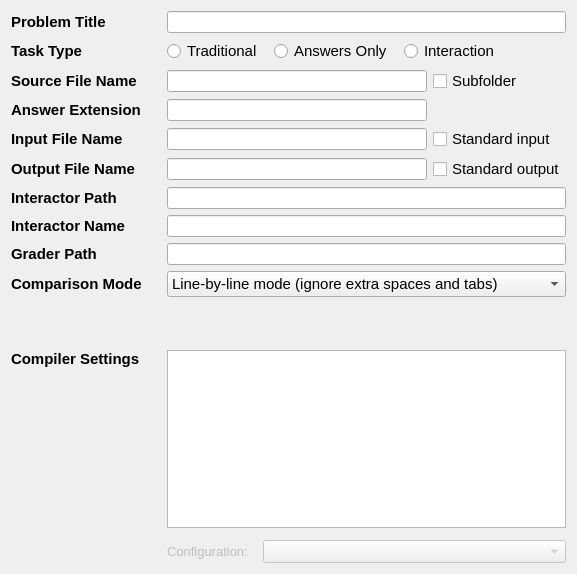
This is forms/taskeditwidget.ui in Project-LemonLime/Project_LemonLime as Qt 5 draws it before an edit. The edited form follows.
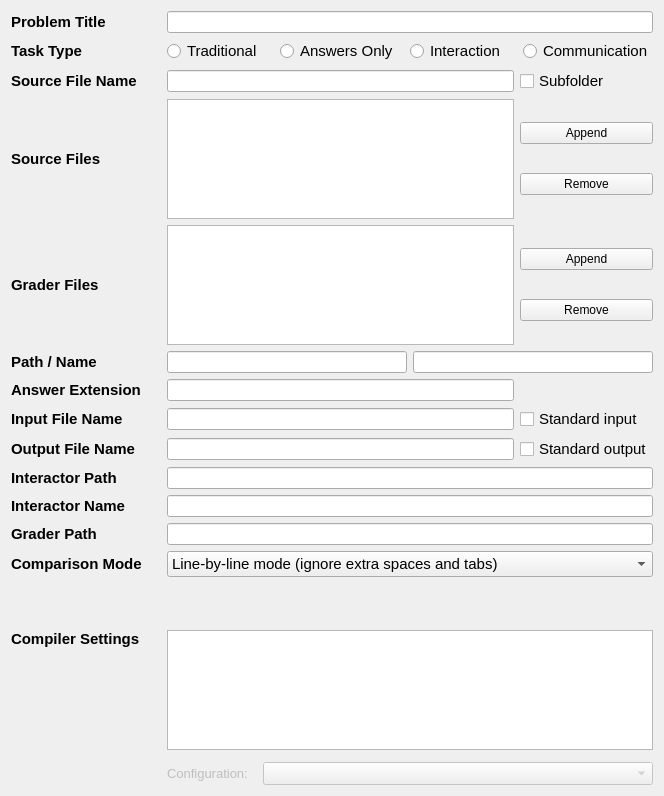
This is the edited form. Custom widgets are drawn as their Qt base class.

```diff
--- a/forms/taskeditwidget.ui
+++ b/forms/taskeditwidget.ui
@@ -6,86 +6,68 @@
    <rect>
     <x>0</x>
     <y>0</y>
-    <width>577</width>
-    <height>574</height>
+    <width>664</width>
+    <height>796</height>
    </rect>
   </property>
   <property name="windowTitle">
    <string>Form</string>
   </property>
   <layout class="QGridLayout" name="gridLayout">
-   <item row="1" column="1" colspan="2">
-    <layout class="QHBoxLayout" name="horizontalLayout_2">
-     <property name="spacing">
-      <number>12</number>
+   <item row="3" column="1">
+    <widget class="QTableWidget" name="sourceFilesTable">
+     <property name="sizePolicy">
+      <sizepolicy hsizetype="Expanding" vsizetype="Expanding">
+       <horstretch>0</horstretch>
+       <verstretch>0</verstretch>
+      </sizepolicy>
      </property>
-     <item>
-      <widget class="QRadioButton" name="traditionalButton">
-       <property name="statusTip">
-        <string>Traditional Task...</string>
-       </property>
-       <property name="styleSheet">
-        <string notr="true">font-size: 11pt;</string>
-       </property>
-       <property name="text">
-        <string>Traditional</string>
-       </property>
-      </widget>
-     </item>
-     <item>
-      <widget class="QRadioButton" name="answersOnlyButton">
-       <property name="statusTip">
-        <string>Answer-Only Task...</string>
-       </property>
-       <property name="styleSheet">
-        <string notr="true">font-size: 11pt;</string>
-       </property>
-       <property name="text">
-        <string>Answers Only</string>
-       </property>
-      </widget>
-     </item>
-     <item>
-      <widget class="QRadioButton" name="interactionButton">
-       <property name="font">
-        <font>
-         <pointsize>11</pointsize>
-        </font>
-       </property>
-       <property name="statusTip">
-        <string>Interaction Task...</string>
-       </property>
-       <property name="text">
-        <string>Interaction</string>
-       </property>
-      </widget>
-     </item>
-     <item>
-      <spacer name="horizontalSpacer_3">
-       <property name="orientation">
-        <enum>Qt::Horizontal</enum>
-       </property>
-       <property name="sizeHint" stdset="0">
-        <size>
-         <width>40</width>
-         <height>20</height>
-        </size>
-       </property>
-      </spacer>
-     </item>
-    </layout>
+     <property name="maximumSize">
+      <size>
+       <width>16777215</width>
+       <height>16777215</height>
+      </size>
+     </property>
+     <property name="editTriggers">
+      <set>QAbstractItemView::NoEditTriggers</set>
+     </property>
+     <property name="selectionMode">
+      <enum>QAbstractItemView::SingleSelection</enum>
+     </property>
+     <property name="selectionBehavior">
+      <enum>QAbstractItemView::SelectRows</enum>
+     </property>
+     <property name="columnCount">
+      <number>2</number>
+     </property>
+     <attribute name="horizontalHeaderVisible">
+      <bool>false</bool>
+     </attribute>
+     <attribute name="verticalHeaderHighlightSections">
+      <bool>false</bool>
+     </attribute>
+     <column>
+      <property name="text">
+       <string>Path</string>
+      </property>
+     </column>
+     <column>
+      <property name="text">
+       <string>Name</string>
+      </property>
+     </column>
+    </widget>
    </item>
-   <item row="6" column="0">
-    <widget class="QLabel" name="interactorPathLabel">
-     <property name="font">
-      <font>
-       <pointsize>11</pointsize>
-       <weight>75</weight>
-       <bold>true</bold>
-      </font>
+   <item row="10" column="2">
+    <widget class="QCheckBox" name="standardOutputCheck">
+     <property name="statusTip">
+      <string>Redirect to standard output...</string>
+     </property>
+     <property name="styleSheet">
+      <string notr="true">font-size: 11pt;</string>
      </property>
      <property name="text">
-      <string>Interactor Path</string>
+      <string>Standard output</string>
      </property>
     </widget>
    </item>
@@ -104,67 +86,55 @@
      </property>
     </widget>
    </item>
-   <item row="4" column="0">
-    <widget class="QLabel" name="inputFileNameLabel">
-     <property name="sizePolicy">
-      <sizepolicy hsizetype="Preferred" vsizetype="Fixed">
-       <horstretch>0</horstretch>
-       <verstretch>0</verstretch>
-      </sizepolicy>
-     </property>
-     <property name="styleSheet">
-      <string notr="true">font-size:11pt;font-weight:bold;</string>
-     </property>
-     <property name="text">
-      <string>Input File Name</string>
-     </property>
-    </widget>
-   </item>
    <item row="3" column="0">
-    <widget class="QLabel" name="answerFileExtensionLabel">
-     <property name="sizePolicy">
-      <sizepolicy hsizetype="Preferred" vsizetype="Fixed">
-       <horstretch>0</horstretch>
-       <verstretch>0</verstretch>
-      </sizepolicy>
-     </property>
+    <widget class="QLabel" name="sourceFilesLabel">
      <property name="styleSheet">
       <string notr="true">font-size:11pt;font-weight:bold;</string>
      </property>
      <property name="text">
-      <string>Answer Extension</string>
+      <string>Source Files</string>
      </property>
     </widget>
    </item>
-   <item row="8" column="0">
-    <widget class="QLabel" name="graderPathLabel">
-     <property name="font">
-      <font>
-       <pointsize>11</pointsize>
-       <weight>75</weight>
-       <bold>true</bold>
-      </font>
+   <item row="5" column="1">
+    <widget class="QTableWidget" name="graderFilesTable">
+     <property name="maximumSize">
+      <size>
+       <width>16777215</width>
+       <height>16777215</height>
+      </size>
      </property>
-     <property name="text">
-      <string>Grader Path</string>
+     <property name="editTriggers">
+      <set>QAbstractItemView::NoEditTriggers</set>
      </property>
-    </widget>
-   </item>
-   <item row="7" column="0">
-    <widget class="QLabel" name="interactorNameLabel">
-     <property name="font">
-      <font>
-       <pointsize>11</pointsize>
-       <weight>75</weight>
-       <bold>true</bold>
-      </font>
+     <property name="selectionMode">
+      <enum>QAbstractItemView::SingleSelection</enum>
      </property>
-     <property name="text">
-      <string>Interactor Name</string>
+     <property name="selectionBehavior">
+      <enum>QAbstractItemView::SelectRows</enum>
      </property>
+     <property name="columnCount">
+      <number>2</number>
+     </property>
+     <attribute name="horizontalHeaderVisible">
+      <bool>false</bool>
+     </attribute>
+     <attribute name="verticalHeaderHighlightSections">
+      <bool>false</bool>
+     </attribute>
+     <column>
+      <property name="text">
+       <string>Path</string>
+      </property>
+     </column>
+     <column>
+      <property name="text">
+       <string>Name</string>
+      </property>
+     </column>
     </widget>
    </item>
-   <item row="9" column="1" colspan="2">
+   <item row="16" column="1" colspan="2">
     <widget class="QComboBox" name="comparisonMode">
      <property name="statusTip">
       <string>How to check answers...</string>
@@ -202,8 +172,15 @@
      </item>
     </widget>
    </item>
-   <item row="1" column="0">
-    <widget class="QLabel" name="taskTypeLabel">
+   <item row="9" column="1">
+    <widget class="QLineEdit" name="inputFileName">
+     <property name="statusTip">
+      <string>Name of Input File, the source file need to read data from this file...</string>
+     </property>
+    </widget>
+   </item>
+   <item row="9" column="0">
+    <widget class="QLabel" name="inputFileNameLabel">
      <property name="sizePolicy">
       <sizepolicy hsizetype="Preferred" vsizetype="Fixed">
        <horstretch>0</horstretch>
@@ -214,80 +191,33 @@
       <string notr="true">font-size:11pt;font-weight:bold;</string>
      </property>
      <property name="text">
-      <string>Task Type</string>
+      <string>Input File Name</string>
      </property>
     </widget>
    </item>
-   <item row="14" column="1" colspan="2">
-    <layout class="QVBoxLayout" name="verticalLayout_4">
-     <property name="spacing">
-      <number>12</number>
-     </property>
-     <item>
-      <widget class="QListWidget" name="compilersList">
-       <property name="statusTip">
-        <string>Set compilers...</string>
-       </property>
-      </widget>
-     </item>
-     <item>
-      <layout class="QHBoxLayout" name="horizontalLayout_16">
-       <property name="spacing">
-        <number>15</number>
-       </property>
-       <item>
-        <widget class="QLabel" name="configurationLabel">
-         <property name="enabled">
-          <bool>false</bool>
-         </property>
-         <property name="sizePolicy">
-          <sizepolicy hsizetype="Fixed" vsizetype="Preferred">
-           <horstretch>0</horstretch>
-           <verstretch>0</verstretch>
-          </sizepolicy>
-         </property>
-         <property name="styleSheet">
-          <string notr="true">font-size:10pt;</string>
-         </property>
-         <property name="text">
-          <string>Configuration:</string>
-         </property>
-        </widget>
-       </item>
-       <item>
-        <widget class="QComboBox" name="configurationSelect">
-         <property name="enabled">
-          <bool>false</bool>
-         </property>
-         <property name="statusTip">
-          <string>Set compiler configurations (&quot;disable&quot; means banishment of this type of files)...</string>
-         </property>
-         <property name="styleSheet">
-          <string notr="true">font-size:10pt;</string>
-         </property>
-        </widget>
-       </item>
-      </layout>
-     </item>
-    </layout>
-   </item>
-   <item row="5" column="0">
-    <widget class="QLabel" name="outputFileNameLabel">
+   <item row="0" column="0">
+    <widget class="QLabel" name="problemTitleLabel">
      <property name="sizePolicy">
       <sizepolicy hsizetype="Preferred" vsizetype="Fixed">
        <horstretch>0</horstretch>
        <verstretch>0</verstretch>
       </sizepolicy>
      </property>
+     <property name="minimumSize">
+      <size>
+       <width>150</width>
+       <height>0</height>
+      </size>
+     </property>
      <property name="styleSheet">
       <string notr="true">font-size:11pt;font-weight:bold;</string>
      </property>
      <property name="text">
-      <string>Output File Name</string>
+      <string>Problem Title</string>
      </property>
     </widget>
    </item>
-   <item row="14" column="0">
+   <item row="21" column="0">
     <layout class="QVBoxLayout" name="verticalLayout_3">
      <item>
       <widget class="QLabel" name="compilerSettingsLabel">
@@ -320,14 +250,67 @@
      </item>
     </layout>
    </item>
-   <item row="4" column="1">
-    <widget class="QLineEdit" name="inputFileName">
-     <property name="statusTip">
-      <string>Name of Input File, the source file need to read data from this file...</string>
+   <item row="12" column="0">
+    <widget class="QLabel" name="interactorNameLabel">
+     <property name="font">
+      <font>
+       <pointsize>11</pointsize>
+       <weight>75</weight>
+       <bold>true</bold>
+      </font>
      </property>
+     <property name="text">
+      <string>Interactor Name</string>
+     </property>
     </widget>
    </item>
-   <item row="9" column="0">
+   <item row="11" column="0">
+    <widget class="QLabel" name="interactorPathLabel">
+     <property name="font">
+      <font>
+       <pointsize>11</pointsize>
+       <weight>75</weight>
+       <bold>true</bold>
+      </font>
+     </property>
+     <property name="text">
+      <string>Interactor Path</string>
+     </property>
+    </widget>
+   </item>
+   <item row="10" column="0">
+    <widget class="QLabel" name="outputFileNameLabel">
+     <property name="sizePolicy">
+      <sizepolicy hsizetype="Preferred" vsizetype="Fixed">
+       <horstretch>0</horstretch>
+       <verstretch>0</verstretch>
+      </sizepolicy>
+     </property>
+     <property name="styleSheet">
+      <string notr="true">font-size:11pt;font-weight:bold;</string>
+     </property>
+     <property name="text">
+      <string>Output File Name</string>
+     </property>
+    </widget>
+   </item>
+   <item row="8" column="0">
+    <widget class="QLabel" name="answerFileExtensionLabel">
+     <property name="sizePolicy">
+      <sizepolicy hsizetype="Preferred" vsizetype="Fixed">
+       <horstretch>0</horstretch>
+       <verstretch>0</verstretch>
+      </sizepolicy>
+     </property>
+     <property name="styleSheet">
+      <string notr="true">font-size:11pt;font-weight:bold;</string>
+     </property>
+     <property name="text">
+      <string>Answer Extension</string>
+     </property>
+    </widget>
+   </item>
+   <item row="16" column="0">
     <widget class="QLabel" name="comparisonModeLabel">
      <property name="sizePolicy">
       <sizepolicy hsizetype="Preferred" vsizetype="Fixed">
@@ -343,92 +326,60 @@
      </property>
     </widget>
    </item>
-   <item row="0" column="1" colspan="2">
-    <widget class="QLineEdit" name="problemTitle">
-     <property name="statusTip">
-      <string>Problem Title (Not Source File Name)...</string>
+   <item row="21" column="1" colspan="2">
+    <layout class="QVBoxLayout" name="verticalLayout_4">
+     <property name="spacing">
+      <number>12</number>
      </property>
-    </widget>
+     <item>
+      <widget class="QListWidget" name="compilersList">
+       <property name="statusTip">
+        <string>Set compilers...</string>
+       </property>
+      </widget>
+     </item>
+     <item>
+      <layout class="QHBoxLayout" name="horizontalLayout_16">
+       <property name="spacing">
+        <number>15</number>
+       </property>
+       <item>
+        <widget class="QLabel" name="configurationLabel">
+         <property name="enabled">
+          <bool>false</bool>
+         </property>
+         <property name="sizePolicy">
+          <sizepolicy hsizetype="Fixed" vsizetype="Preferred">
+           <horstretch>0</horstretch>
+           <verstretch>0</verstretch>
+          </sizepolicy>
+         </property>
+         <property name="styleSheet">
+          <string notr="true">font-size:10pt;</string>
+         </property>
+         <property name="text">
+          <string>Configuration:</string>
+         </property>
+        </widget>
+       </item>
+       <item>
+        <widget class="QComboBox" name="configurationSelect">
+         <property name="enabled">
+          <bool>false</bool>
+         </property>
+         <property name="statusTip">
+          <string>Set compiler configurations (&quot;disable&quot; means banishment of this type of files)...</string>
+         </property>
+         <property name="styleSheet">
+          <string notr="true">font-size:10pt;</string>
+         </property>
+        </widget>
+       </item>
+      </layout>
+     </item>
+    </layout>
    </item>
-   <item row="5" column="2">
-    <widget class="QCheckBox" name="standardOutputCheck">
-     <property name="statusTip">
-      <string>Redirect to standard output...</string>
-     </property>
-     <property name="styleSheet">
-      <string notr="true">font-size: 11pt;</string>
-     </property>
-     <property name="text">
-      <string>Standard output</string>
-     </property>
-    </widget>
-   </item>
-   <item row="0" column="0">
-    <widget class="QLabel" name="problemTitleLabel">
-     <property name="sizePolicy">
-      <sizepolicy hsizetype="Preferred" vsizetype="Fixed">
-       <horstretch>0</horstretch>
-       <verstretch>0</verstretch>
-      </sizepolicy>
-     </property>
-     <property name="minimumSize">
-      <size>
-       <width>150</width>
-       <height>0</height>
-      </size>
-     </property>
-     <property name="styleSheet">
-      <string notr="true">font-size:11pt;font-weight:bold;</string>
-     </property>
-     <property name="text">
-      <string>Problem Title</string>
-     </property>
-    </widget>
-   </item>
-   <item row="2" column="0">
-    <widget class="QLabel" name="sourceFileNameLabel">
-     <property name="sizePolicy">
-      <sizepolicy hsizetype="Preferred" vsizetype="Fixed">
-       <horstretch>0</horstretch>
-       <verstretch>0</verstretch>
-      </sizepolicy>
-     </property>
-     <property name="styleSheet">
-      <string notr="true">font-size:11pt;font-weight:bold;</string>
-     </property>
-     <property name="text">
-      <string>Source File Name</string>
-     </property>
-    </widget>
-   </item>
-   <item row="5" column="1">
-    <widget class="QLineEdit" name="outputFileName">
-     <property name="statusTip">
-      <string>Name of Output File, the source file need to write data to this file...</string>
-     </property>
-    </widget>
-   </item>
-   <item row="2" column="1">
-    <widget class="QLineEdit" name="sourceFileName">
-     <property name="statusTip">
-      <string>Name of the Source File (Without suffix)...</string>
-     </property>
-    </widget>
-   </item>
-   <item row="3" column="1">
-    <widget class="QLineEdit" name="answerFileExtension">
-     <property name="sizePolicy">
-      <sizepolicy hsizetype="Expanding" vsizetype="Fixed">
-       <horstretch>0</horstretch>
-       <verstretch>0</verstretch>
-      </sizepolicy>
-     </property>
-     <property name="statusTip">
-      <string>Extension of Contestant's Answer File, only in Answer-only task...</string>
-     </property>
-    </widget>
-   </item>
-   <item row="10" column="1" colspan="2">
+   <item row="17" column="1" colspan="2">
     <widget class="QStackedWidget" name="comparisonSetting">
      <property name="sizePolicy">
       <sizepolicy hsizetype="Preferred" vsizetype="Fixed">
@@ -532,20 +483,134 @@
      </widget>
     </widget>
    </item>
-   <item row="4" column="2">
-    <widget class="QCheckBox" name="standardInputCheck">
-     <property name="statusTip">
-      <string>Redirect to standard input...</string>
+   <item row="1" column="1" colspan="2">
+    <layout class="QHBoxLayout" name="horizontalLayout_2">
+     <property name="spacing">
+      <number>12</number>
      </property>
+     <item>
+      <layout class="QHBoxLayout" name="horizontalLayout">
+       <item>
+        <widget class="QRadioButton" name="traditionalButton">
+         <property name="statusTip">
+          <string>Traditional Task...</string>
+         </property>
+         <property name="styleSheet">
+          <string notr="true">font-size: 11pt;</string>
+         </property>
+         <property name="text">
+          <string>Traditional</string>
+         </property>
+        </widget>
+       </item>
+       <item>
+        <widget class="QRadioButton" name="answersOnlyButton">
+         <property name="statusTip">
+          <string>Answer-Only Task...</string>
+         </property>
+         <property name="styleSheet">
+          <string notr="true">font-size: 11pt;</string>
+         </property>
+         <property name="text">
+          <string>Answers Only</string>
+         </property>
+        </widget>
+       </item>
+       <item>
+        <widget class="QRadioButton" name="interactionButton">
+         <property name="font">
+          <font>
+           <pointsize>11</pointsize>
+          </font>
+         </property>
+         <property name="statusTip">
+          <string>Interaction Task...</string>
+         </property>
+         <property name="text">
+          <string>Interaction</string>
+         </property>
+        </widget>
+       </item>
+       <item>
+        <widget class="QRadioButton" name="communicationButton">
+         <property name="font">
+          <font>
+           <pointsize>11</pointsize>
+           <weight>50</weight>
+           <bold>false</bold>
+          </font>
+         </property>
+         <property name="statusTip">
+          <string>Communication Task...</string>
+         </property>
+         <property name="text">
+          <string>Communication</string>
+         </property>
+        </widget>
+       </item>
+      </layout>
+     </item>
+    </layout>
+   </item>
+   <item row="7" column="0">
+    <widget class="QLabel" name="multiFilesPathNameLabel">
      <property name="styleSheet">
-      <string notr="true">font-size: 11pt;</string>
+      <string notr="true">font-size:11pt;font-weight:bold;</string>
      </property>
      <property name="text">
-      <string>Standard input</string>
+      <string>Path / Name</string>
      </property>
     </widget>
    </item>
-   <item row="6" column="1" colspan="2">
+   <item row="13" column="0">
+    <widget class="QLabel" name="graderPathLabel">
+     <property name="font">
+      <font>
+       <pointsize>11</pointsize>
+       <weight>75</weight>
+       <bold>true</bold>
+      </font>
+     </property>
+     <property name="text">
+      <string>Grader Path</string>
+     </property>
+    </widget>
+   </item>
+   <item row="8" column="1">
+    <widget class="QLineEdit" name="answerFileExtension">
+     <property name="sizePolicy">
+      <sizepolicy hsizetype="Expanding" vsizetype="Fixed">
+       <horstretch>0</horstretch>
+       <verstretch>0</verstretch>
+      </sizepolicy>
+     </property>
+     <property name="statusTip">
+      <string>Extension of Contestant's Answer File, only in Answer-only task...</string>
+     </property>
+    </widget>
+   </item>
+   <item row="10" column="1">
+    <widget class="QLineEdit" name="outputFileName">
+     <property name="statusTip">
+      <string>Name of Output File, the source file need to write data to this file...</string>
+     </property>
+    </widget>
+   </item>
+   <item row="13" column="1" colspan="2">
+    <widget class="FileLineEdit" name="graderPath">
+     <property name="statusTip">
+      <string>Where the grader is...</string>
+     </property>
+    </widget>
+   </item>
+   <item row="12" column="1" colspan="2">
+    <widget class="QLineEdit" name="interactorName">
+     <property name="statusTip">
+      <string>Interactor Name...</string>
+     </property>
+    </widget>
+   </item>
+   <item row="11" column="1" colspan="2">
     <widget class="FileLineEdit" name="interactorPath">
      <property name="statusTip">
       <string>Interactor Path...</string>
@@ -553,19 +618,120 @@
     </widget>
    </item>
    <item row="7" column="1" colspan="2">
-    <widget class="QLineEdit" name="interactorName">
+    <layout class="QHBoxLayout" name="horizontalLayout_5">
+     <item>
+      <widget class="QLineEdit" name="multiFilesPathLineEdit"/>
+     </item>
+     <item>
+      <widget class="QLineEdit" name="multiFilesNameLineEdit"/>
+     </item>
+    </layout>
+   </item>
+   <item row="2" column="0">
+    <widget class="QLabel" name="sourceFileNameLabel">
+     <property name="sizePolicy">
+      <sizepolicy hsizetype="Preferred" vsizetype="Fixed">
+       <horstretch>0</horstretch>
+       <verstretch>0</verstretch>
+      </sizepolicy>
+     </property>
+     <property name="styleSheet">
+      <string notr="true">font-size:11pt;font-weight:bold;</string>
+     </property>
+     <property name="text">
+      <string>Source File Name</string>
+     </property>
+    </widget>
+   </item>
+   <item row="9" column="2">
+    <widget class="QCheckBox" name="standardInputCheck">
      <property name="statusTip">
-      <string>Interactor Name...</string>
+      <string>Redirect to standard input...</string>
      </property>
+     <property name="styleSheet">
+      <string notr="true">font-size: 11pt;</string>
+     </property>
+     <property name="text">
+      <string>Standard input</string>
+     </property>
     </widget>
    </item>
-   <item row="8" column="1" colspan="2">
-    <widget class="FileLineEdit" name="graderPath">
+   <item row="1" column="0">
+    <widget class="QLabel" name="taskTypeLabel">
+     <property name="sizePolicy">
+      <sizepolicy hsizetype="Preferred" vsizetype="Fixed">
+       <horstretch>0</horstretch>
+       <verstretch>0</verstretch>
+      </sizepolicy>
+     </property>
+     <property name="styleSheet">
+      <string notr="true">font-size:11pt;font-weight:bold;</string>
+     </property>
+     <property name="text">
+      <string>Task Type</string>
+     </property>
+    </widget>
+   </item>
+   <item row="0" column="1" colspan="2">
+    <widget class="QLineEdit" name="problemTitle">
      <property name="statusTip">
-      <string>Where the grader is...</string>
+      <string>Problem Title (Not Source File Name)...</string>
      </property>
     </widget>
    </item>
+   <item row="2" column="1">
+    <widget class="QLineEdit" name="sourceFileName">
+     <property name="statusTip">
+      <string>Name of the Source File (Without suffix)...</string>
+     </property>
+    </widget>
+   </item>
+   <item row="5" column="0">
+    <widget class="QLabel" name="graderFilesLabel">
+     <property name="styleSheet">
+      <string notr="true">font-size:11pt;font-weight:bold;</string>
+     </property>
+     <property name="text">
+      <string>Grader Files</string>
+     </property>
+    </widget>
+   </item>
+   <item row="3" column="2">
+    <layout class="QVBoxLayout" name="verticalLayout_6">
+     <item>
+      <widget class="QPushButton" name="sourceFilesAppendButton">
+       <property name="text">
+        <string>Append</string>
+       </property>
+      </widget>
+     </item>
+     <item>
+      <widget class="QPushButton" name="sourceFilesRemoveButton">
+       <property name="text">
+        <string>Remove</string>
+       </property>
+      </widget>
+     </item>
+    </layout>
+   </item>
+   <item row="5" column="2">
+    <layout class="QVBoxLayout" name="verticalLayout_7">
+     <item>
+      <widget class="QPushButton" name="graderFilesAppendButton">
+       <property name="text">
+        <string>Append</string>
+       </property>
+      </widget>
+     </item>
+     <item>
+      <widget class="QPushButton" name="graderFilesRemoveButton">
+       <property name="text">
+        <string>Remove</string>
+       </property>
+      </widget>
+     </item>
+    </layout>
+   </item>
   </layout>
  </widget>
  <customwidgets>
```
